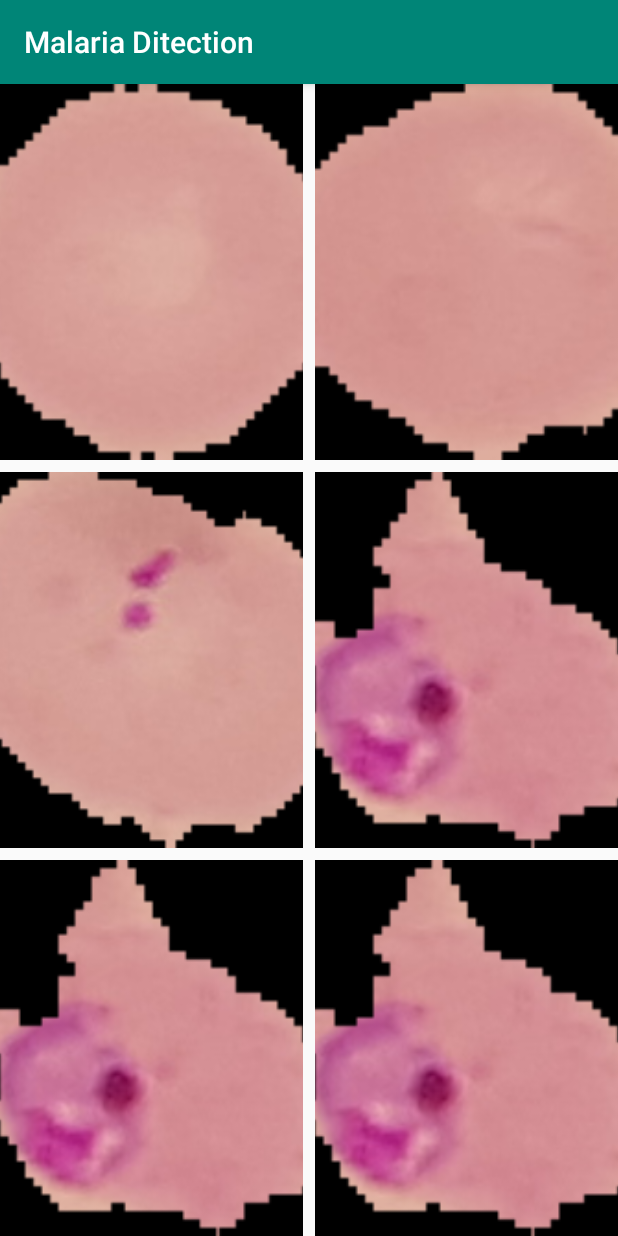
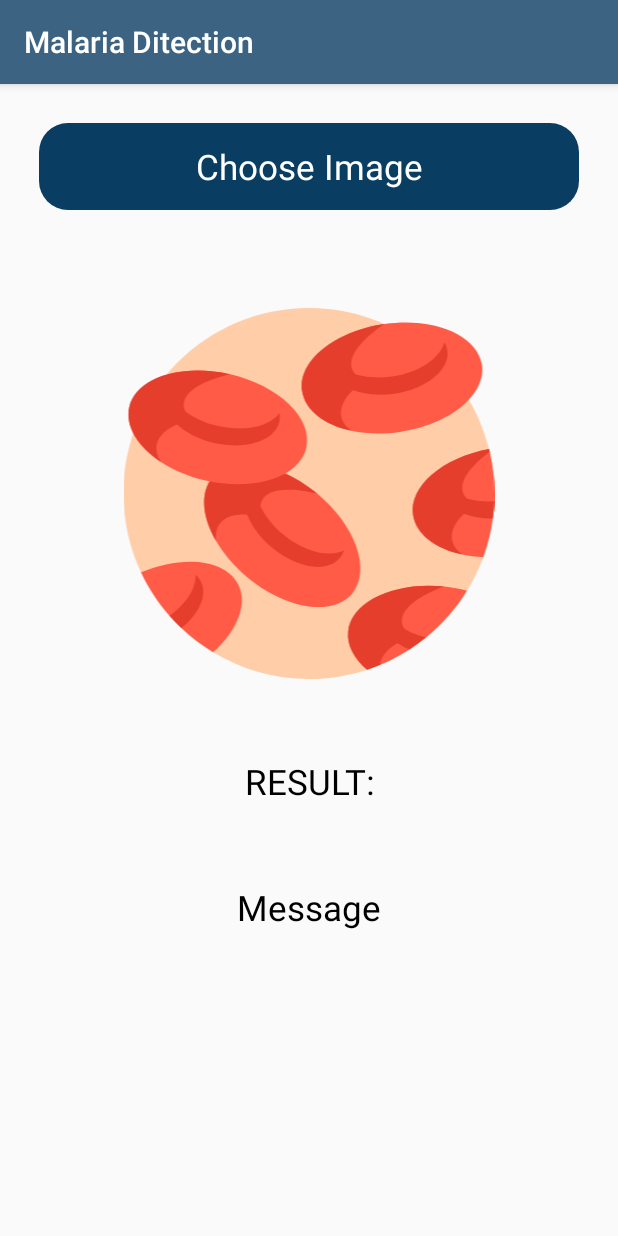
Before and after one commit to sarkerrabi/Malaria-detection-with-ML-kit, an Android app: the screen it shows after launch (ImageClassifierActivity before the commit, MainActivity after it), on a phone screen of 412 x 824 dp. Run offline under Robolectric (Android 15) with nearby library versions, the phone set to English and light mode, and no system bars; our stand-ins replace sdp/ssp sizes; libraries missing offline, so code that uses them is left out: org.tensorflow.lite; 4 statements that could not run were skipped.

Commit message:
All completed without design

```diff
--- a/Malaria-Ditection-App/app/build.gradle
+++ b/Malaria-Ditection-App/app/build.gradle
@@ -36,6 +36,9 @@ dependencies {
     implementation "org.jetbrains.anko:anko-commons:0.10.0"
     implementation 'org.tensorflow:tensorflow-lite:0.0.0-nightly'
 
+    implementation 'com.intuit.sdp:sdp-android:1.0.6'
+    implementation 'com.intuit.ssp:ssp-android:1.0.6'
+
     testImplementation 'junit:junit:4.12'
     androidTestImplementation 'androidx.test.ext:junit:1.1.0'
     androidTestImplementation 'androidx.test.espresso:espresso-core:3.1.1'
--- a/Malaria-Ditection-App/app/src/main/AndroidManifest.xml
+++ b/Malaria-Ditection-App/app/src/main/AndroidManifest.xml
@@ -13,15 +13,15 @@
         android:supportsRtl="true"
         android:theme="@style/AppTheme">
         <activity android:name=".ImageClassifierActivity">
+
+        </activity>
+        <activity android:name=".MainActivity">
             <intent-filter>
                 <action android:name="android.intent.action.MAIN" />
 
                 <category android:name="android.intent.category.LAUNCHER" />
             </intent-filter>
         </activity>
-        <activity android:name=".MainActivity">
-
-        </activity>
     </application>
 
 </manifest>
--- a/Malaria-Ditection-App/app/src/main/java/lab/tnr/malariaditection/MainActivity.kt
+++ b/Malaria-Ditection-App/app/src/main/java/lab/tnr/malariaditection/MainActivity.kt
@@ -1,12 +1,113 @@
 package lab.tnr.malariaditection
 
+import android.Manifest
+import android.app.Activity
+import android.content.Intent
+import android.content.pm.PackageManager
+import android.os.Build
 import android.os.Bundle
+import android.provider.MediaStore
+import android.view.View
+import android.widget.ImageView
+import android.widget.TextView
+import android.widget.Toast
 import androidx.appcompat.app.AppCompatActivity
+import lab.tnr.malariaditection.tflite.Classifier
 
-class MainActivity : AppCompatActivity() {
+
+class MainActivity : AppCompatActivity(), View.OnClickListener {
+
+    private val mInputSize = 32
+    private val mModelPath = "tf_lite_model.tflite"
+    private val mLabelPath = "myLable.txt"
+    private lateinit var classifier: Classifier
+
+    private var imgView: ImageView? = null
+    private var resultView: TextView? = null
 
     override fun onCreate(savedInstanceState: Bundle?) {
         super.onCreate(savedInstanceState)
         setContentView(R.layout.activity_main)
+        initViews()
+        initClassifier()
     }
+
+    private fun initViews() {
+        findViewById<TextView>(R.id.tvChooseImg).setOnClickListener(this)
+        imgView  = findViewById<ImageView>(R.id.ivChooseImage)
+        resultView = findViewById<TextView>(R.id.tvResultMessage)
+    }
+
+    override fun onClick(v: View?) {
+        if (Build.VERSION.SDK_INT >= Build.VERSION_CODES.M){
+            if (checkSelfPermission(Manifest.permission.READ_EXTERNAL_STORAGE) ==
+                PackageManager.PERMISSION_DENIED){
+                //permission denied
+                val permissions = arrayOf(Manifest.permission.READ_EXTERNAL_STORAGE)
+                //show popup to request runtime permission
+                requestPermissions(permissions, PERMISSION_CODE)
+            }
+            else{
+                //permission already granted
+                pickImageFromGallery()
+            }
+        }
+        else{
+            //system OS is < Marshmallow
+            pickImageFromGallery()
+        }
+    }
+
+    private fun pickImageFromGallery() {
+        //Intent to pick image
+        val intent = Intent(Intent.ACTION_PICK)
+        intent.type = "image/*"
+        startActivityForResult(intent, IMAGE_PICK_CODE)
+    }
+    //handle requested permission result
+    override fun onRequestPermissionsResult(requestCode: Int, permissions: Array<out String>, grantResults: IntArray) {
+        when(requestCode){
+            PERMISSION_CODE -> {
+                if (grantResults.size >0 && grantResults[0] ==
+                    PackageManager.PERMISSION_GRANTED){
+                    //permission from popup granted
+                    pickImageFromGallery()
+                }
+                else{
+                    //permission from popup denied
+                    Toast.makeText(this, "Permission denied", Toast.LENGTH_SHORT).show()
+                }
+            }
+        }
+    }
+
+    //handle result of picked image
+    override fun onActivityResult(requestCode: Int, resultCode: Int, data: Intent?) {
+        if (resultCode == Activity.RESULT_OK && requestCode == IMAGE_PICK_CODE){
+            imgView?.setImageURI(data?.data)
+            //val bitmap = ((view as ImageView).drawable as BitmapDrawable).bitmap
+            val bitmap =
+                MediaStore.Images.Media.getBitmap(this.contentResolver, data?.data)
+
+            val result = classifier.recognizeImage(bitmap)
+
+            resultView?.setText(""+result[0].title)
+
+            runOnUiThread { Toast.makeText(this, result[0].title, Toast.LENGTH_SHORT).show() }
+        }
+    }
+
+    private fun initClassifier() {
+        classifier = Classifier(assets, mModelPath, mLabelPath, mInputSize)
+    }
+
+
+    companion object {
+        //image pick code
+        private val IMAGE_PICK_CODE = 1000
+        //Permission code
+        private val PERMISSION_CODE = 1001
+    }
+
+
 }
--- /dev/null
+++ b/Malaria-Ditection-App/app/src/main/res/drawable/choose_image_bg.xml
@@ -0,0 +1,6 @@
+<?xml version="1.0" encoding="utf-8"?>
+<shape xmlns:android="http://schemas.android.com/apk/res/android">
+    <solid android:color="@color/colorPrimaryDark"/>
+    <corners android:radius="@dimen/_15sdp"/>
+
+</shape>
--- /dev/null
+++ b/Malaria-Ditection-App/app/src/main/res/drawable/ic_blood.xml
@@ -0,0 +1,60 @@
+<vector xmlns:android="http://schemas.android.com/apk/res/android"
+    android:width="512dp"
+    android:height="512dp"
+    android:viewportWidth="512"
+    android:viewportHeight="512">
+  <path
+      android:pathData="M512,256c0,3.594 -0.073,7.158 -0.23,10.71c-0.324,8.067 -1.024,16.029 -2.1,23.876c-2.487,18.463 -6.949,36.31 -13.155,53.311c-5.945,16.269 -13.5,31.754 -22.465,46.289c-15.067,24.44 -34.137,46.153 -56.289,64.23c-7.398,6.05 -15.13,11.682 -23.186,16.865c-12.716,8.202 -26.206,15.308 -40.343,21.18c-5.925,2.466 -11.954,4.713 -18.087,6.729C310.941,507.507 283.993,512 256,512c-48.421,0 -93.686,-13.437 -132.295,-36.801c-15.809,-9.55 -30.501,-20.773 -43.833,-33.426c-5.726,-5.423 -11.201,-11.118 -16.405,-17.053c-15.757,-17.951 -29.027,-38.139 -39.309,-60.008C8.662,331.713 0,294.87 0,256C0,114.615 114.615,0 256,0c120.174,0 220.996,82.798 248.55,194.456c0.324,1.296 0.637,2.591 0.94,3.897C509.743,216.879 512,236.178 512,256z"
+      android:fillColor="#FFCDA8"/>
+  <path
+      android:pathData="M494.762,78.751c5.902,41.124 -44.877,82.433 -113.421,92.27c-23.872,3.426 -46.752,2.582 -66.674,-1.706l-0.011,-0.008c-37.297,-8.033 -64.27,-28.135 -68.116,-54.933c-5.902,-41.124 44.887,-82.445 113.43,-92.281S488.861,37.627 494.762,78.751z"
+      android:fillColor="#FF5B47"/>
+  <path
+      android:pathData="M370.371,94.589c-37.455,5.375 -71.116,-5.528 -82.9,-25.098c-1.056,4.019 -1.344,8.109 -0.757,12.197c3.812,26.561 42.788,42.943 87.056,36.59c44.268,-6.353 77.064,-33.034 73.253,-59.596c-0.586,-4.088 -2.012,-7.932 -4.157,-11.492C437.063,69.286 407.827,89.214 370.371,94.589z"
+      android:fillColor="#E53E2D"/>
+  <path
+      android:pathData="M320.577,91.766l-3.646,21.308c0,0 -36.033,30.928 -2.276,56.231c-37.297,-8.033 -64.27,-28.135 -68.116,-54.933c-5.902,-41.124 44.887,-82.445 113.43,-92.281C359.969,22.091 294.543,64.162 320.577,91.766z"
+      android:fillColor="#E53E2D"/>
+  <path
+      android:pathData="M512,256c0,3.594 -0.073,7.158 -0.23,10.71c-0.324,8.067 -1.024,16.029 -2.1,23.876c-2.487,18.463 -6.949,36.31 -13.155,53.311c-10.083,-0.439 -19.738,-1.682 -28.776,-3.626h-0.01c-37.303,-8.035 -64.272,-28.139 -68.117,-54.941c-5.653,-39.403 40.741,-78.994 104.939,-90.875c0.324,1.296 0.637,2.591 0.94,3.897C509.743,216.879 512,236.178 512,256z"
+      android:fillColor="#FF5B47"/>
+  <path
+      android:pathData="M511.77,266.71c-0.324,8.067 -1.024,16.029 -2.1,23.876c-14.775,0.209 -28.411,-2.152 -39.675,-6.552c-16.771,-6.541 -28.233,-17.586 -30.208,-31.389c-0.596,-4.086 -0.303,-8.171 0.752,-12.194c6.06,10.073 17.92,17.847 33.102,22.288C484.864,266.021 497.904,267.483 511.77,266.71z"
+      android:fillColor="#E53E2D"/>
+  <path
+      android:pathData="M473.642,262.729v0.01l-3.647,21.295c0,0 -36.028,30.929 -2.267,56.236c-37.303,-8.035 -64.272,-28.139 -68.117,-54.941c-5.653,-39.403 40.741,-78.994 104.939,-90.875c0.324,1.296 0.637,2.591 0.94,3.897C489.085,210.516 453.224,241.068 473.642,262.729z"
+      android:fillColor="#E53E2D"/>
+  <path
+      android:pathData="M315.706,394.037c-26.514,31.984 -91.222,22.086 -144.53,-22.107c-18.566,-15.391 -33.302,-32.914 -43.5,-50.557l-0.001,-0.015c-19.087,-33.033 -22.3,-66.52 -5.021,-87.363c26.514,-31.984 91.236,-22.088 144.545,22.106S342.221,362.053 315.706,394.037z"
+      android:fillColor="#FF5B47"/>
+  <path
+      android:pathData="M220.454,312.485c-29.131,-24.15 -43.65,-56.415 -37.058,-78.288c-3.687,1.915 -6.912,4.449 -9.547,7.628c-17.125,20.658 -3.097,60.541 31.332,89.084s76.222,34.933 93.348,14.275c2.635,-3.18 4.528,-6.817 5.726,-10.796C283.981,344.921 249.584,336.634 220.454,312.485z"
+      android:fillColor="#E53E2D"/>
+  <path
+      android:pathData="M189.113,273.687l-18.239,11.605c0,0 -47.113,-5.939 -43.2,36.067c-19.087,-33.033 -22.3,-66.52 -5.021,-87.363c26.514,-31.984 91.236,-22.088 144.545,22.106C267.198,256.101 192.092,235.859 189.113,273.687z"
+      android:fillColor="#E53E2D"/>
+  <path
+      android:pathData="M252.35,193.018c-9.337,40.482 -71.602,60.682 -139.076,45.12c-23.5,-5.42 -44.533,-14.465 -61.565,-25.652l-0.008,-0.013C19.816,191.521 1.915,163.04 8,136.659c9.337,-40.482 71.614,-60.69 139.088,-45.127S261.687,152.535 252.35,193.018z"
+      android:fillColor="#FF5B47"/>
+  <path
+      android:pathData="M130.627,162.897c-36.87,-8.504 -64.328,-30.819 -68.256,-53.324c-2.436,3.367 -4.18,7.078 -5.107,11.102c-6.031,26.146 24.407,55.49 67.984,65.541s83.792,-2.997 89.824,-29.143c0.928,-4.024 0.985,-8.124 0.272,-12.218C201.955,163.367 167.497,171.402 130.627,162.897z"
+      android:fillColor="#E53E2D"/>
+  <path
+      android:pathData="M85.206,142.294l-11.09,18.557c0,0 -44.767,15.84 -22.415,51.621C19.818,191.521 1.916,163.04 8.001,136.659c9.337,-40.482 71.614,-60.69 139.088,-45.127C147.088,91.531 70.888,107.155 85.206,142.294z"
+      android:fillColor="#E53E2D"/>
+  <path
+      android:pathData="M474.049,390.186c-15.067,24.44 -34.137,46.153 -56.289,64.23c-7.398,6.05 -15.13,11.682 -23.186,16.865c-18.045,11.64 -37.648,21.076 -58.431,27.909c-18.025,-15.172 -28.014,-33.688 -26.07,-52.642c4.221,-41.336 63.509,-69.13 132.389,-62.088C453.465,385.588 464.05,387.532 474.049,390.186z"
+      android:fillColor="#FF5B47"/>
+  <path
+      android:pathData="M417.761,454.416c-7.398,6.05 -15.13,11.682 -23.186,16.865c-24.158,-10.762 -39.487,-28.421 -37.606,-46.728c0.418,-4.106 1.682,-8.004 3.678,-11.651C366.279,431.282 388.441,447.467 417.761,454.416z"
+      android:fillColor="#E53E2D"/>
+  <path
+      android:pathData="M387.375,442.525l-8.694,19.801c0,0 -22.559,11.316 -24.451,30.135c-5.925,2.466 -11.954,4.712 -18.087,6.729c-18.025,-15.172 -28.014,-33.688 -26.07,-52.642c4.221,-41.336 63.509,-69.13 132.389,-62.088C442.462,384.46 368.797,409.443 387.375,442.525z"
+      android:fillColor="#E53E2D"/>
+  <path
+      android:pathData="M123.705,475.199c-15.809,-9.55 -30.501,-20.773 -43.833,-33.426c-5.726,-5.423 -11.201,-11.118 -16.405,-17.053c-15.757,-17.951 -29.027,-38.139 -39.309,-60.008c58.535,-24.68 117.164,-17.795 134.426,17.209C171.948,409.025 156.839,445.524 123.705,475.199z"
+      android:fillColor="#FF5B47"/>
+  <path
+      android:pathData="M79.872,441.772c-5.726,-5.423 -11.201,-11.118 -16.405,-17.053c23.218,-16.52 37.073,-38.306 35.997,-56.696c3.145,2.717 5.684,5.925 7.513,9.634C116.203,396.361 104.417,422.003 79.872,441.772z"
+      android:fillColor="#E53E2D"/>
+</vector>
--- a/Malaria-Ditection-App/app/src/main/res/layout/activity_main.xml
+++ b/Malaria-Ditection-App/app/src/main/res/layout/activity_main.xml
@@ -1,18 +1,61 @@
 <?xml version="1.0" encoding="utf-8"?>
-<androidx.constraintlayout.widget.ConstraintLayout xmlns:android="http://schemas.android.com/apk/res/android"
+<LinearLayout xmlns:android="http://schemas.android.com/apk/res/android"
     xmlns:app="http://schemas.android.com/apk/res-auto"
     xmlns:tools="http://schemas.android.com/tools"
     android:layout_width="match_parent"
     android:layout_height="match_parent"
-    tools:context=".MainActivity">
+    android:orientation="vertical"
+    tools:context=".MainActivity" >
 
     <TextView
-        android:layout_width="wrap_content"
+        android:id="@+id/tvChooseImg"
+        android:layout_width="match_parent"
         android:layout_height="wrap_content"
-        android:text="Hello World!"
-        app:layout_constraintBottom_toBottomOf="parent"
-        app:layout_constraintLeft_toLeftOf="parent"
-        app:layout_constraintRight_toRightOf="parent"
-        app:layout_constraintTop_toTopOf="parent" />
+        android:layout_marginLeft="@dimen/_20sdp"
+        android:layout_marginTop="@dimen/_20sdp"
+        android:layout_marginRight="@dimen/_20sdp"
+        android:layout_marginBottom="@dimen/_20sdp"
+        android:background="@drawable/choose_image_bg"
+        android:gravity="center"
+        android:padding="@dimen/_10sdp"
+        android:text="Choose Image"
+        android:textColor="@android:color/white"
+        android:textSize="@dimen/_18ssp" />
 
-</androidx.constraintlayout.widget.ConstraintLayout>
+    <ImageView
+        android:id="@+id/ivChooseImage"
+        android:layout_width="match_parent"
+        android:layout_height="@dimen/_190sdp"
+        android:layout_marginStart="@dimen/_10sdp"
+        android:layout_marginTop="@dimen/_30sdp"
+        android:layout_marginEnd="@dimen/_10sdp"
+        android:layout_marginBottom="@dimen/_10sdp"
+        app:srcCompat="@drawable/ic_blood" />
+
+    <TextView
+        android:layout_width="match_parent"
+        android:layout_height="wrap_content"
+        android:layout_marginLeft="@dimen/_20sdp"
+        android:layout_marginTop="@dimen/_20sdp"
+        android:layout_marginRight="@dimen/_20sdp"
+        android:layout_marginBottom="@dimen/_20sdp"
+        android:gravity="center"
+        android:padding="@dimen/_10sdp"
+        android:text="RESULT:"
+        android:textColor="@android:color/background_dark"
+        android:textSize="@dimen/_18ssp" />
+
+    <TextView
+        android:id="@+id/tvResultMessage"
+        android:layout_width="match_parent"
+        android:layout_height="wrap_content"
+        android:layout_marginLeft="@dimen/_20sdp"
+        android:layout_marginRight="@dimen/_20sdp"
+        android:layout_marginBottom="@dimen/_20sdp"
+        android:gravity="center"
+        android:padding="@dimen/_10sdp"
+        android:text="Message"
+        android:textColor="@android:color/background_dark"
+        android:textSize="@dimen/_18ssp" />
+
+</LinearLayout>
--- a/Malaria-Ditection-App/app/src/main/res/values/colors.xml
+++ b/Malaria-Ditection-App/app/src/main/res/values/colors.xml
@@ -1,6 +1,6 @@
 <?xml version="1.0" encoding="utf-8"?>
 <resources>
-    <color name="colorPrimary">#008577</color>
-    <color name="colorPrimaryDark">#00574B</color>
-    <color name="colorAccent">#D81B60</color>
+    <color name="colorPrimary">#3c6382</color>
+    <color name="colorPrimaryDark">#0a3d62</color>
+    <color name="colorAccent">#82ccdd</color>
 </resources>
--- a/Malaria-Ditection-App/build.gradle
+++ b/Malaria-Ditection-App/build.gradle
@@ -6,6 +6,7 @@ buildscript {
     repositories {
         google()
         jcenter()
+        maven { url "https://jitpack.io" }  //Make sure to add this in your project for uCrop
 
     }
     dependencies {
```
